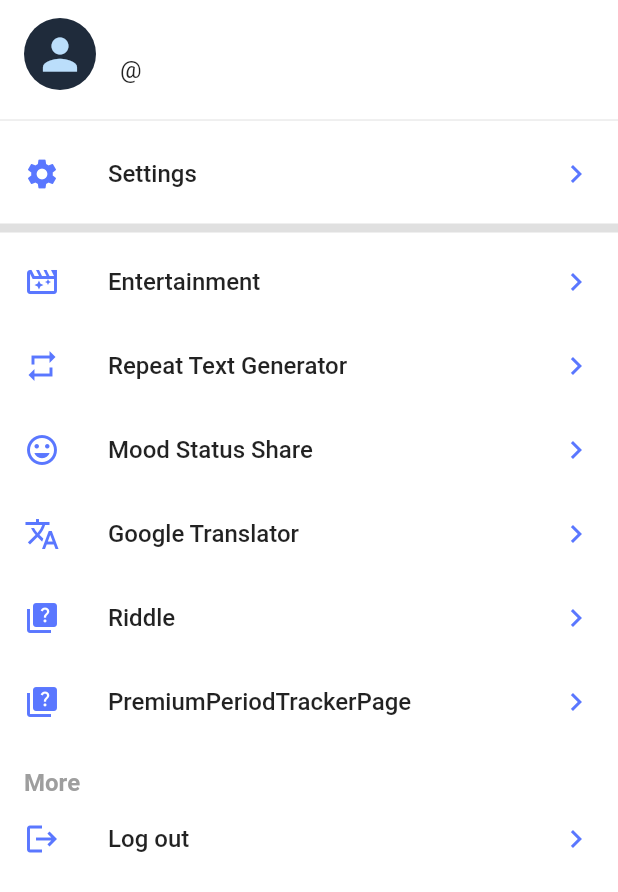
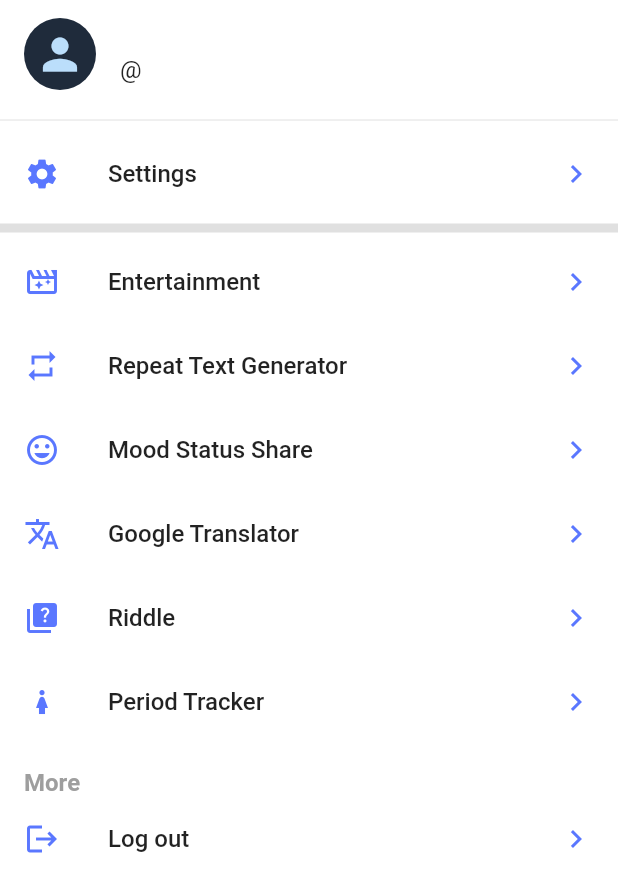
Before and after one commit to prothesbarai/asp_chat, a Flutter app: the MenuScreen screen opened directly, on a phone screen of 412 x 824 dp. Shown: the top 892 px of the screen. Run offline on Flutter 3.47's test engine with Material 3 defaults, Android fonts, the phone set to English and light mode, and no system bars; our stand-ins replace audioplayers, cached_network_image, cloud_firestore, connectivity_plus, firebase_auth, firebase_core and 20 more; missing offline and left inert: app_settings; accounts and stored records are empty.

Commit message:
asp v2333

```diff
--- a/lib/screen/bottom_navigator_items_screens/menu_screens/menu_screen.dart
+++ b/lib/screen/bottom_navigator_items_screens/menu_screens/menu_screen.dart
@@ -66,7 +66,7 @@ class _MenuScreenState extends State<MenuScreen> {
                 menuItem(icon: Icons.mood, title: "Mood Status Share",onTap: (){Navigator.push(context, MaterialPageRoute(builder: (context) => MoodStatusScreen(),));}),
                 menuItem(icon: Icons.translate, title: "Google Translator",onTap: (){Navigator.push(context, MaterialPageRoute(builder: (context) => TranslatorScreen(),));}),
                 menuItem(icon: Icons.quiz, title: "Riddle",onTap: (){Navigator.push(context, MaterialPageRoute(builder: (context) => RiddleScreen(),));}),
-                menuItem(icon: Icons.quiz, title: "PremiumPeriodTrackerPage",onTap: (){Navigator.push(context, MaterialPageRoute(builder: (context) => PeriodTrackerScreen(),));}),
+                menuItem(icon: Icons.girl, title: "Period Tracker",onTap: (){Navigator.push(context, MaterialPageRoute(builder: (context) => PeriodTrackerScreen(),));}),
                 const SizedBox(height: 16),
                 const Padding(padding: EdgeInsets.symmetric(horizontal: 16), child: Text("More", style: TextStyle(fontWeight: FontWeight.bold, color: Colors.grey,),),),
                 menuItem(
```
